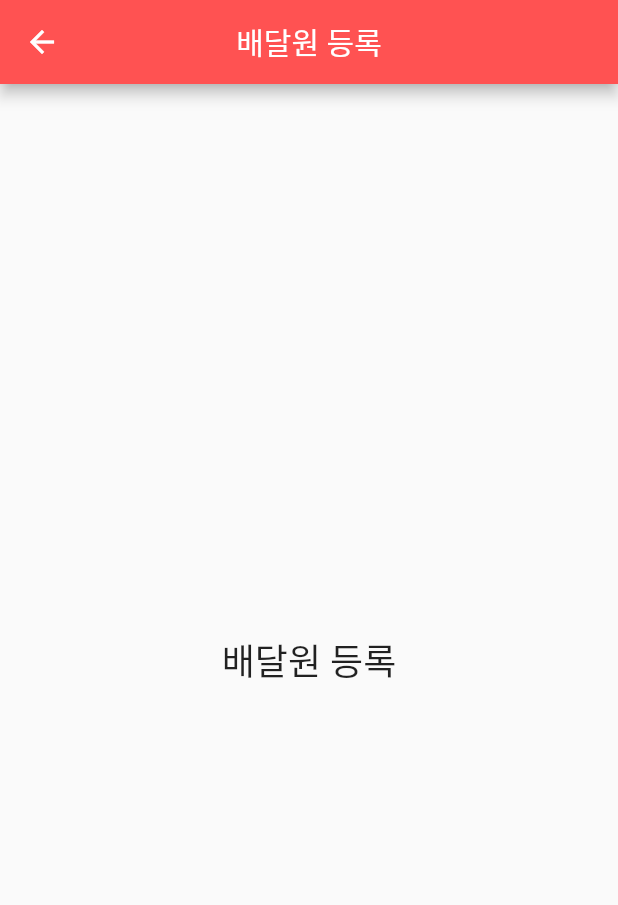
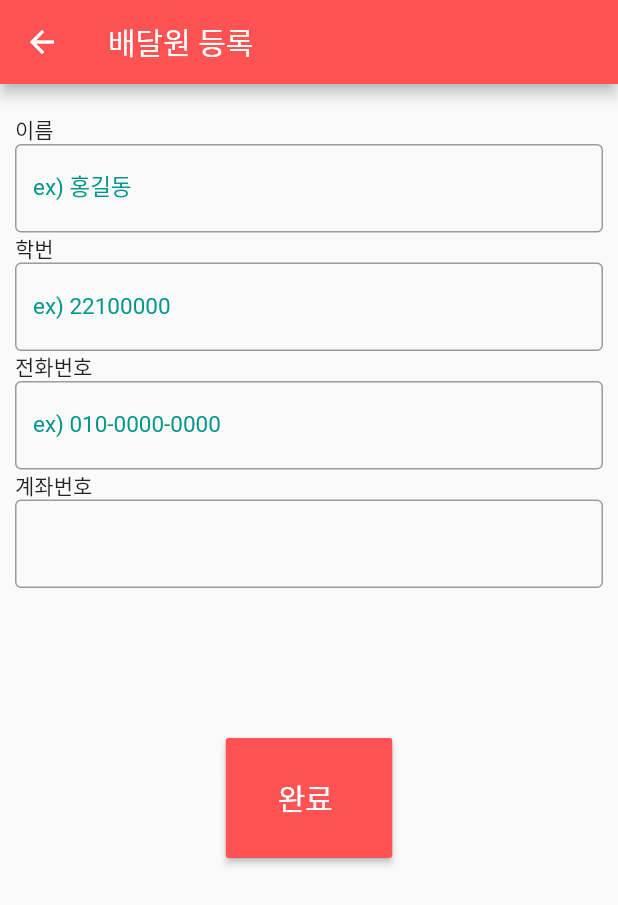
Before and after one commit to Luvxy/delivery, a Flutter app: the ScreenH screen opened by its route, on a phone screen of 412 x 824 dp. Shown: the top 905 px of the screen. Run offline on Flutter 3.47's test engine with Material 2 defaults, Android fonts, the phone set to English and light mode, and no system bars; our stand-ins replace google_maps_flutter.

Commit message:
H(배달원등록 진행중)

```diff
--- a/lib/ScreenC.dart
+++ b/lib/ScreenC.dart
@@ -6,7 +6,7 @@ class ScreenC extends StatelessWidget {
   Widget build(BuildContext context) {
     return Scaffold(
       appBar: AppBar(
-        title: Text('ScreenC'),
+        title: Text('배달대기 목록'),
         backgroundColor: Colors.redAccent,
       ),
       body: Center(
--- a/lib/maps.dart
+++ b/lib/maps.dart
@@ -43,7 +43,7 @@ class MapSampleState extends State<MapSample> {
       ),
       floatingActionButton: FloatingActionButton.extended(
         onPressed: _goToTheLake,
-        label: Text('To the lake!'),
+        label: Text('To the lake'),
         icon: Icon(Icons.directions_boat),
       ),
     );
--- a/lib/sidebar/ScreenH.dart
+++ b/lib/sidebar/ScreenH.dart
@@ -1,21 +1,148 @@
 import 'package:flutter/material.dart';
 
 class ScreenH extends StatelessWidget {
+  TextEditingController controller = TextEditingController();
+  TextEditingController controller2 = TextEditingController();
 
   @override
   Widget build(BuildContext context) {
     return Scaffold(
         appBar: AppBar(
           title: Text('배달원 등록'),
-        centerTitle: true,
           backgroundColor: Colors.redAccent,
         ),
-      body: Center(
+        body: Builder(
+          builder: (context) {
+            return GestureDetector(
+              onTap: () {
+                FocusScope.of(context).unfocus();
+              },
+              child: SingleChildScrollView(
+                child: Column(
+                  children: [
+                    Column(children: [
+                      Container(
+                        child: Form(
+                          child: Theme(
+                            data: ThemeData(
+                              primaryColor: Colors.redAccent,
+                              inputDecorationTheme: InputDecorationTheme(
+                                  border: OutlineInputBorder(),
+                                  labelStyle: TextStyle(
+                                    color: Colors.teal,
+                                    fontSize: 15.0,
+                                  )),
+                            ),
+                            child: Container(
+                              padding: EdgeInsets.all(10),
+                              child: Column(children: <Widget>[
+                                SizedBox(
+                                  height: 10,
+                                ),
+                                SizedBox(
+                                  width: 400,
+                                  height: 20,
+                                  child: Text('이름'),
+                                ),
+                                SizedBox(
+                                  height: 0,
+                                ),
+                                TextField(
+                                  controller: controller,
+                                  decoration:
+                                  InputDecoration(labelText: 'ex) 홍길동'),
+                                  keyboardType: TextInputType.emailAddress,
+                                ),
+                                SizedBox(
+                                  width: 400,
+                                  height: 20,
+                                  child: Text('학번 '),
+                                ),
+                                TextField(
+                                  controller: controller,
+                                  decoration:
+                                  InputDecoration(labelText: 'ex) 22100000 '),
+                                  keyboardType: TextInputType.emailAddress,
+                                ),
+                                SizedBox(
+                                  height: 0,
+                                ),
+                                SizedBox(
+                                  width: 400,
+                                  height: 20,
+                                  child: Text('전화번호 '),
+                                ),
+                                TextField(
+                                  controller: controller,
+                                  decoration:
+                                  InputDecoration(labelText: 'ex) 010-0000-0000 '),
+                                  keyboardType: TextInputType.emailAddress,
+                                ),
+                                SizedBox(
+                                  height: 0,
+                                ),
+                                Padding(
+                                  padding: EdgeInsets.all(0),
+                                  child: SizedBox(
+                                    width: 400,
+                                    height: 20,
+                                    child: Text('계좌번호 '),
+                                  ),
+                                ),
+                                TextField(
+                                  controller: controller2,
+                                  decoration:
+                                  InputDecoration(labelText: ''),
+                                  keyboardType: TextInputType.emailAddress,
+                                ),
+                                SizedBox(
+                                  height: 100,
+                                ),
+                                Container(
+                                  width: 111,
+                                  height: 80,
+                                  child: RaisedButton(
                                       child: Text(
-          '배달원 등록',
-          style: TextStyle(fontSize: 24.0),
+                                        '완료 ',
+                                        style: TextStyle(
+                                            color: Colors.white, fontSize: 20),
+                                      ),
+                                      color: Colors.redAccent,
+                                      onPressed: () {
+                                        if (controller == null) {
+                                          showSnackBar(context);
+                                        } else {
+                                          showSnackBar2(context);
+                                        }
+                                      }),
+                                )
+                              ]),
+                            ),
+                          ),
+                        ),
+                      ),
+                    ]),
+                  ],
                 ),
               ),
             );
+          },
+        ));
   }
 }
+
+void showSnackBar(BuildContext context) {
+  Scaffold.of(context).showSnackBar(SnackBar(
+    content: Text('요청할 물건을 입력해주세요', textAlign: TextAlign.center),
+    duration: Duration(seconds: 2),
+    backgroundColor: Colors.blue,
+  ));
+}
+
+void showSnackBar2(BuildContext context) {
+  Scaffold.of(context).showSnackBar(SnackBar(
+    content: Text('등록이 완료되었습니다', textAlign: TextAlign.center),
+    duration: Duration(seconds: 2),
+    backgroundColor: Colors.redAccent,
+  ));
+}
```
Lines whose indentation alone changed are shown as unchanged.
